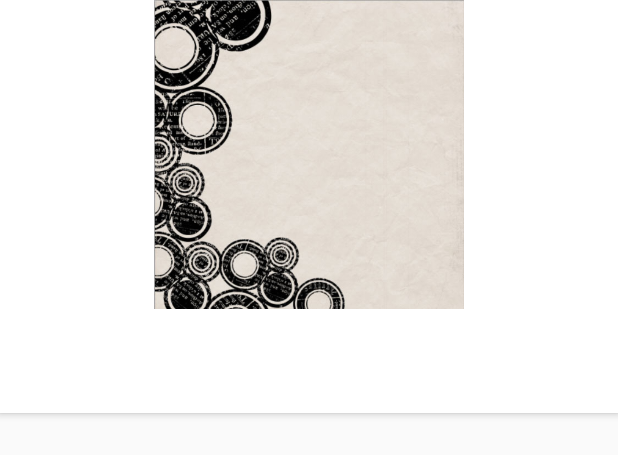
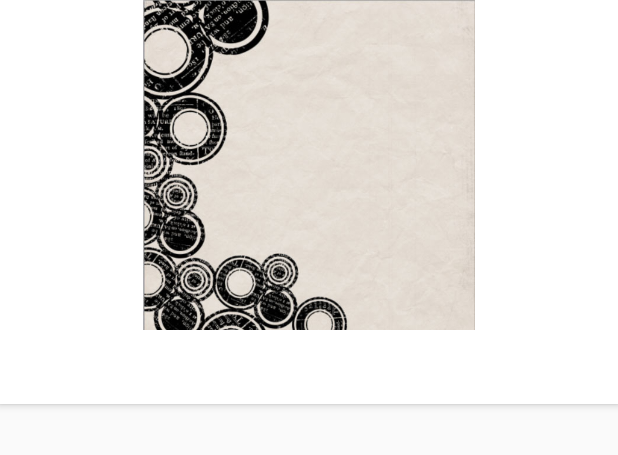
Before and after one commit to Fire3galaxy/Morning-Sign-Out-Full, an Android app: the layout single_row.xml on its own in the app's theme, with its tools: preview values and no code run, on a phone screen of 412 x 824 dp. Shown: the top 455 px of the screen. Run offline under Robolectric (Android 15) with nearby library versions, the phone set to English and light mode, and no system bars.

Commit message:
final things

```diff
--- a/Morning-Sign-Out/app/src/main/res/layout/single_row.xml
+++ b/Morning-Sign-Out/app/src/main/res/layout/single_row.xml
@@ -1,7 +1,7 @@
 <?xml version="1.0" encoding="utf-8"?>
 <RelativeLayout xmlns:android="http://schemas.android.com/apk/res/android"
     android:layout_width="fill_parent"
-    android:layout_height="275dp"
+    android:layout_height="wrap_content"
     android:background="@drawable/row_item_background"
     android:visibility="visible"
     android:elevation="3dp">
@@ -20,26 +20,27 @@
     <LinearLayout
         android:orientation="vertical"
         android:layout_width="match_parent"
-        android:layout_height="match_parent"
+        android:layout_height="wrap_content"
         android:layout_centerVertical="true"
         android:layout_centerHorizontal="true">
 
         <ImageView
             android:src="@drawable/list_item_1"
             android:layout_width="match_parent"
-            android:layout_height="0dp"
+            android:layout_height="220dp"
             android:id="@+id/imageView"
             android:background="#00ffffff"
-            android:layout_weight="9"
             android:layout_margin="0dp"
-            android:elevation="3dp" />
+            android:elevation="3dp"
+            android:layout_alignParentTop = "true" />
 
         <LinearLayout
             android:orientation="vertical"
             android:layout_width="match_parent"
-            android:layout_height="0dp"
+            android:layout_height="wrap_content"
             android:layout_gravity="center_vertical"
-            android:layout_weight="3">
+            android:layout_alignParentBottom = "true"
+            >
 
             <TextView
                 android:layout_width="match_parent"
@@ -63,7 +64,7 @@
                 android:id="@+id/textView2"
                 android:background="#00ffffff"
                 android:ellipsize="end"
-                android:lines="5"
+                android:maxLines="1"
                 android:layout_marginLeft="5dp"
                 android:layout_marginRight="5dp" />
         </LinearLayout>
--- a/Morning-Sign-Out/app/src/main/res/layout/splash_screen.xml
+++ b/Morning-Sign-Out/app/src/main/res/layout/splash_screen.xml
@@ -2,10 +2,10 @@
 <LinearLayout xmlns:android="http://schemas.android.com/apk/res/android"
     android:orientation="vertical" android:layout_width="match_parent"
     android:layout_height="match_parent"
-    android:background="@color/mso_blue">
+    android:background="#73b3e2">
     <ImageView
         android:layout_width="fill_parent"
         android:layout_height="fill_parent"
-        android:src="@drawable/mso_square"/>
+        android:src="@drawable/hi_res_splash"/>
 
 </LinearLayout>
```
Also changed, not shown: Morning-Sign-Out/app/src/main/res/drawable/hi_res_splash.png (added).
